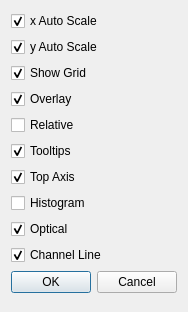
Qt form code/display/QtPlotter/QtProfilePrefsGUI.ui (radio-astro/casa) before a commit.
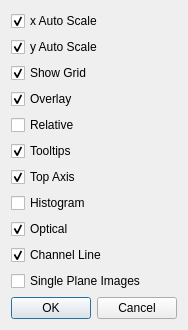
The same form after that commit.

Commit message: New Development: No             JIRA Issue: CAS-5925         Ready for Test: Yes      Interface Changes: Yes What Interface Changed: Interface changes to support major change in profile behavior.          Test Programs: List test programs   Put in Release Notes: No              Module(s): Viewer/Profiler            Description: Profiler should not display single plane images by default, but there should be the ability to change the default behavior through preferences.

```diff
--- a/code/display/QtPlotter/QtProfilePrefsGUI.ui
+++ b/code/display/QtPlotter/QtProfilePrefsGUI.ui
@@ -108,6 +108,13 @@
      </property>
     </widget>
    </item>
+   <item>
+    <widget class="QCheckBox" name="singlePlaneCheckBox">
+     <property name="text">
+      <string>Single Plane Images</string>
+     </property>
+    </widget>
+   </item>
    <item>
     <widget class="QDialogButtonBox" name="buttonBox">
      <property name="standardButtons">
```
The commit also changes 10 other files.
